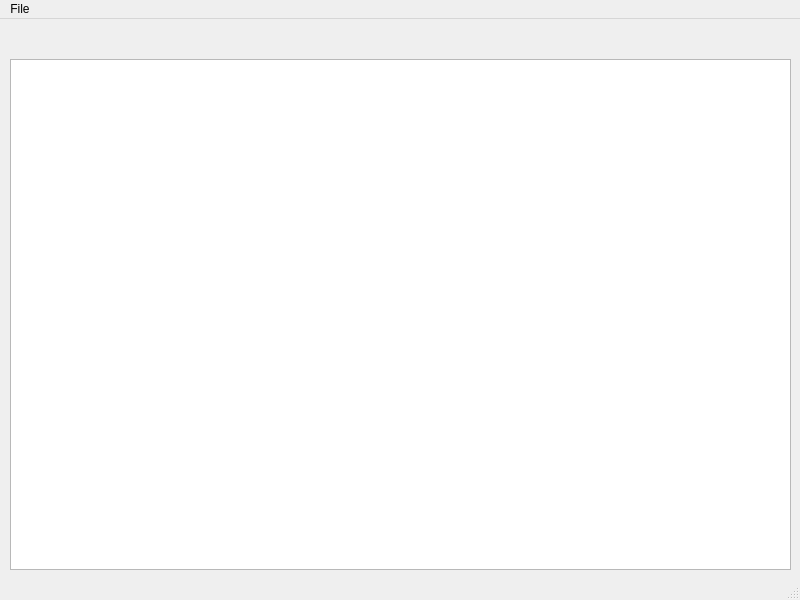
Qt form mainwindow.ui (Fustell/Code-Editor-CPP) before a commit.
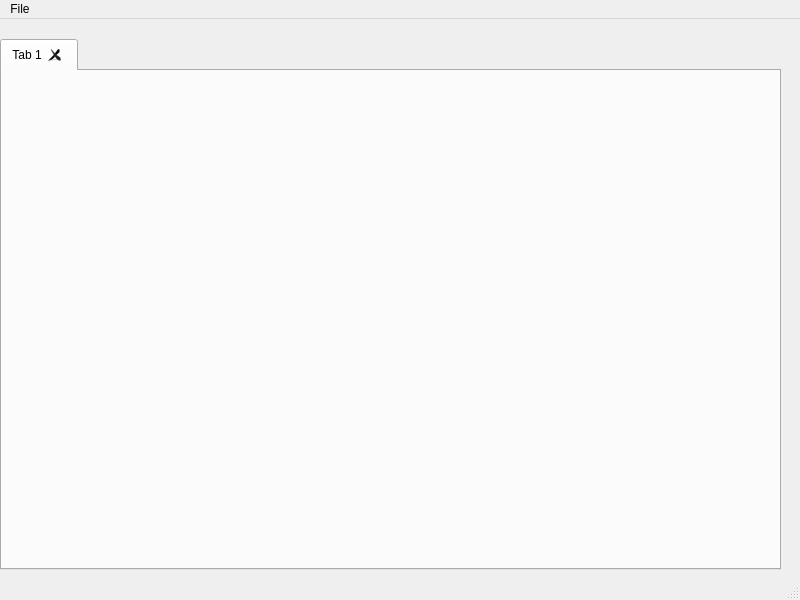
The same form after that commit.

The edit to the form file:
```diff
--- a/mainwindow.ui
+++ b/mainwindow.ui
@@ -14,15 +14,26 @@
    <string>MainWindow</string>
   </property>
   <widget class="QWidget" name="centralwidget">
-   <widget class="QTextEdit" name="textEdit">
+   <widget class="QTabWidget" name="tabWidget">
     <property name="geometry">
      <rect>
-      <x>10</x>
-      <y>40</y>
+      <x>0</x>
+      <y>20</y>
       <width>781</width>
-      <height>511</height>
+      <height>531</height>
      </rect>
     </property>
+    <property name="currentIndex">
+     <number>0</number>
+    </property>
+    <property name="tabsClosable">
+     <bool>true</bool>
+    </property>
+    <widget class="QWidget" name="tab">
+     <attribute name="title">
+      <string>Tab 1</string>
+     </attribute>
+    </widget>
    </widget>
   </widget>
   <widget class="QMenuBar" name="menubar">
```
Left out of the diff: 1 changed line with no effect on the pictures.
